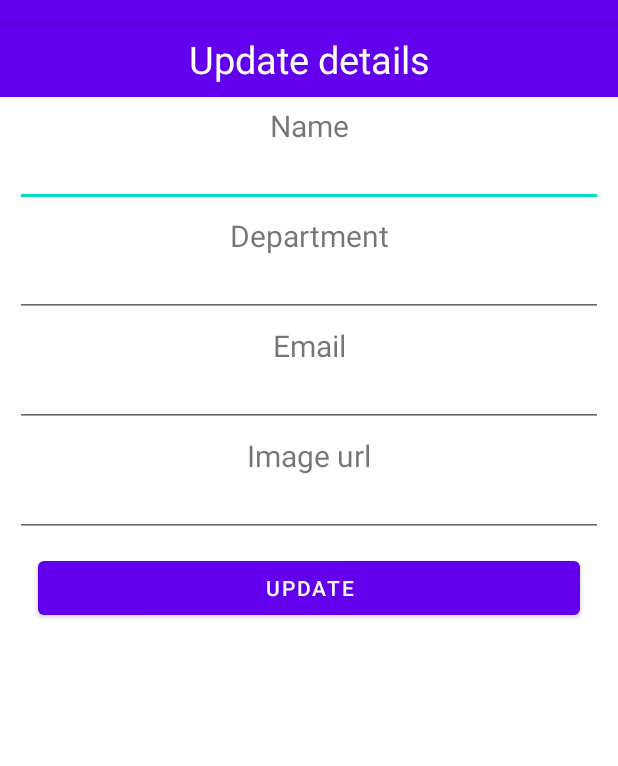
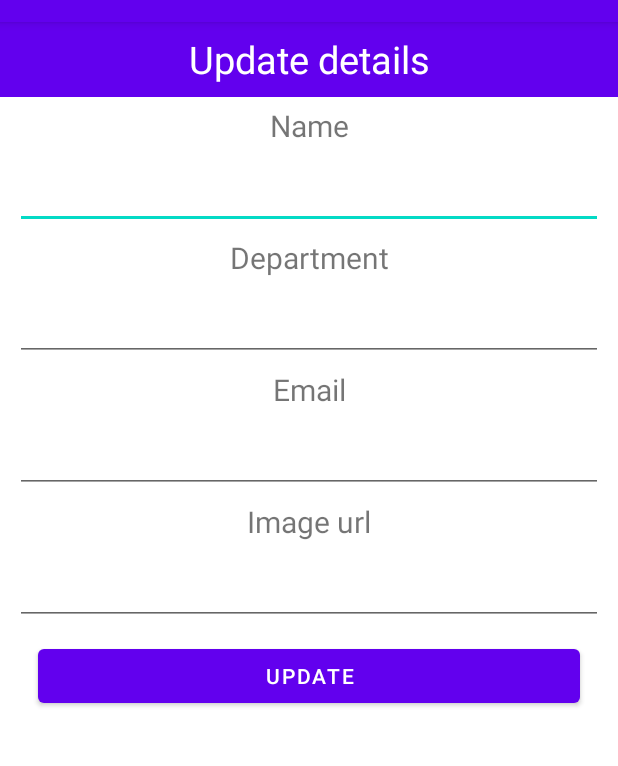
Before and after one commit to wanizainey/mksignin, an Android app: the edit_profile screen opened directly, with no data from a screen before it, on a phone screen of 412 x 824 dp, the part 62-828 px from its top. Run offline under Robolectric (Android 15) with nearby library versions, the phone set to English and light mode, and no system bars; our stand-ins replace Firebase (no records; nobody signed in at launch, a user with empty details on screens opened directly).

Commit message:
edit profile done

```diff
--- a/app/build.gradle
+++ b/app/build.gradle
@@ -33,10 +33,6 @@ android {
         dataBinding true
     }
 }
-
-
-
-
 
 dependencies {
 
--- a/app/src/main/java/com/maryamkhadijah/mk/edit_profile.java
+++ b/app/src/main/java/com/maryamkhadijah/mk/edit_profile.java
@@ -1,18 +1,99 @@
 package com.maryamkhadijah.mk;
 
+import android.content.Intent;
 import android.os.Bundle;
-
-import androidx.annotation.Nullable;
+import android.view.View;
+import android.widget.Button;
+import android.widget.EditText;
+import androidx.annotation.NonNull;
 import androidx.appcompat.app.AppCompatActivity;
+import com.google.firebase.auth.FirebaseAuth;
+import com.google.firebase.auth.FirebaseUser;
+import com.google.firebase.database.DataSnapshot;
+import com.google.firebase.database.DatabaseError;
+import com.google.firebase.database.DatabaseReference;
+import com.google.firebase.database.FirebaseDatabase;
+import com.google.firebase.database.ValueEventListener;
 
 public class edit_profile extends AppCompatActivity {
+    private EditText nameEditText, departmentEditText, emailEditText, imageUrlEditText;
+    private Button updateButton;
+
+    private FirebaseAuth mAuth;
+    private DatabaseReference mDatabase;
 
     @Override
-    protected void onCreate(@Nullable Bundle savedInstanceState) {
+    protected void onCreate(Bundle savedInstanceState) {
         super.onCreate(savedInstanceState);
         setContentView(R.layout.activity_edit_profile);
+
+        mAuth = FirebaseAuth.getInstance();
+        FirebaseUser currentUser = mAuth.getCurrentUser();
+        if (currentUser == null) {
+            // User is not signed in
+            // Handle this case, maybe redirect to login activity
+            Intent intent = new Intent(edit_profile.this, MainActivity.class);
+            startActivity(intent);
+            finish();
+        }
+
+        mDatabase = FirebaseDatabase.getInstance().getReference("employees").child(currentUser.getUid());
+
+        nameEditText = findViewById(R.id.txtName);
+        departmentEditText = findViewById(R.id.txtDepartment);
+        emailEditText = findViewById(R.id.txtEmail);
+        imageUrlEditText = findViewById(R.id.txtImageUrl);
+        updateButton = findViewById(R.id.buttonUpdate);
+
+        // Display the authenticated user's email
+        emailEditText.setText(currentUser.getEmail());
+
+        // Make the email EditText non-editable
+        emailEditText.setFocusable(false);
+
+        updateButton.setOnClickListener(new View.OnClickListener() {
+            @Override
+            public void onClick(View view) {
+                updateProfile();
+            }
+        });
+
+        // Load existing profile data
+        loadProfileData();
     }
 
+    private void loadProfileData() {
+        mDatabase.addValueEventListener(new ValueEventListener() {
+            @Override
+            public void onDataChange(@NonNull DataSnapshot dataSnapshot) {
+                if (dataSnapshot.exists()) {
+                    Employee employee = dataSnapshot.getValue(Employee.class);
+                    if (employee != null) {
+                        nameEditText.setText(employee.getName());
+                        departmentEditText.setText(employee.getDepartment());
+                        imageUrlEditText.setText(employee.getImageUrl());
+                    }
+                }
+            }
 
+            @Override
+            public void onCancelled(@NonNull DatabaseError databaseError) {
+                // Handle errors
+            }
+        });
+    }
 
+    private void updateProfile() {
+        String newName = nameEditText.getText().toString().trim();
+        String newDepartment = departmentEditText.getText().toString().trim();
+        String newImageUrl = imageUrlEditText.getText().toString().trim();
+
+        // Update the employee object
+        Employee updatedEmployee = new Employee(newName, mAuth.getCurrentUser().getEmail(), newDepartment, newImageUrl);
+
+        // Update the data in Firebase
+        mDatabase.setValue(updatedEmployee);
+
+        // You can add a success message or navigate to another activity here
+    }
 }
--- a/app/src/main/java/com/maryamkhadijah/mk/ui/dashboard/DashboardFragment.java
+++ b/app/src/main/java/com/maryamkhadijah/mk/ui/dashboard/DashboardFragment.java
@@ -86,11 +86,6 @@ public class DashboardFragment extends Fragment {
     });
 
 
-
-
-
-
-
         return root;
     }
 
--- a/app/src/main/res/layout/activity_edit_profile.xml
+++ b/app/src/main/res/layout/activity_edit_profile.xml
@@ -27,7 +27,7 @@
         />
     <EditText
         android:layout_width="match_parent"
-        android:layout_height="35dp"
+        android:layout_height="50dp"
         android:layout_marginLeft="10dp"
         android:layout_marginRight="10dp"
         android:gravity="center"
@@ -45,7 +45,7 @@
         />
     <EditText
         android:layout_width="match_parent"
-        android:layout_height="35dp"
+        android:layout_height="50dp"
         android:layout_marginLeft="10dp"
         android:layout_marginRight="10dp"
         android:gravity="center"
@@ -63,7 +63,7 @@
         />
     <EditText
         android:layout_width="match_parent"
-        android:layout_height="35dp"
+        android:layout_height="50dp"
         android:layout_marginLeft="10dp"
         android:layout_marginRight="10dp"
         android:gravity="center"
@@ -81,7 +81,7 @@
         />
     <EditText
         android:layout_width="match_parent"
-        android:layout_height="35dp"
+        android:layout_height="50dp"
         android:layout_marginLeft="10dp"
         android:layout_marginRight="10dp"
         android:gravity="center"
@@ -93,7 +93,8 @@
         android:layout_marginLeft="25dp"
         android:layout_marginRight="25dp"
         android:layout_marginTop="10dp"
-        android:text="Update"/>
+        android:text="Update"
+        android:id="@+id/buttonUpdate"/>
 
 
 </LinearLayout>
```
Also changed, not shown: app/src/main/java/com/maryamkhadijah/mk/Employee.java (added, +54 -0 lines).
